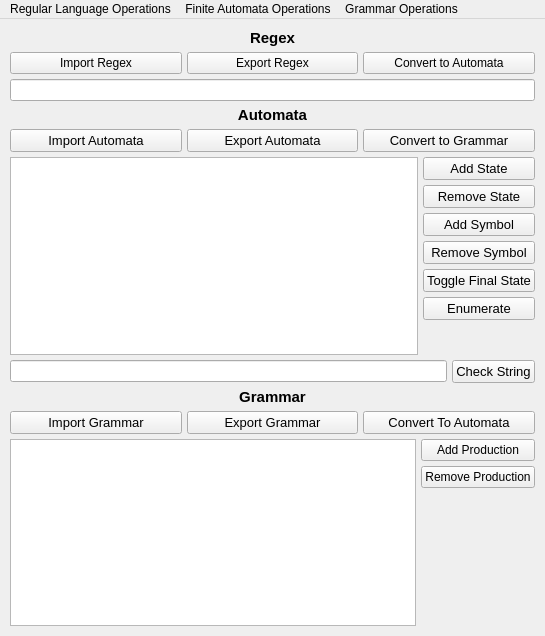
Before: the Qt Designer form ui/mainwindow.ui in JoaoFagundes/INE5421-T1, drawn with Qt 5.
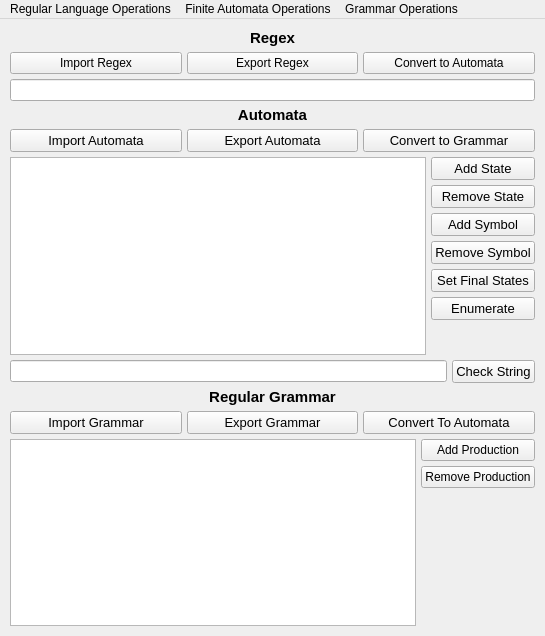
After: the same form once the commit is applied.

Diff of the .ui file:
```diff
--- a/ui/mainwindow.ui
+++ b/ui/mainwindow.ui
@@ -231,7 +231,7 @@
              </font>
             </property>
             <property name="text">
-             <string>Toggle Final State</string>
+             <string>Set Final States</string>
             </property>
            </widget>
           </item>
@@ -297,7 +297,7 @@
          </font>
         </property>
         <property name="text">
-         <string>Grammar</string>
+         <string>Regular Grammar</string>
         </property>
         <property name="alignment">
          <set>Qt::AlignCenter</set>
```
Left out of the diff: 2 changed lines with no effect on the pictures.
